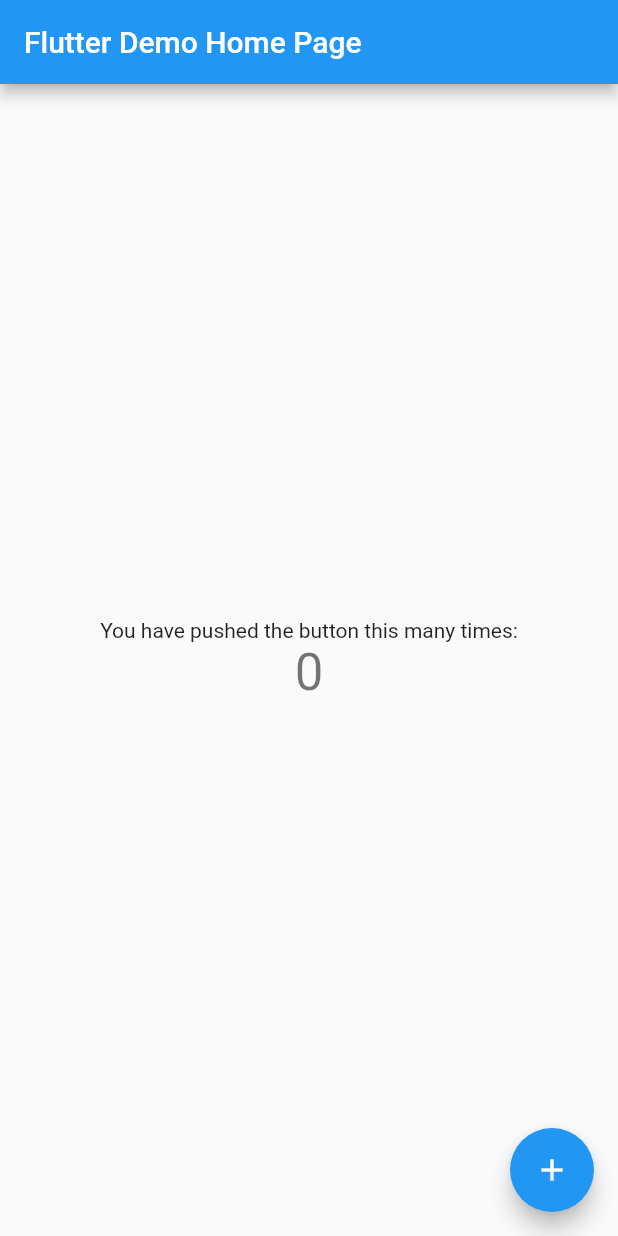
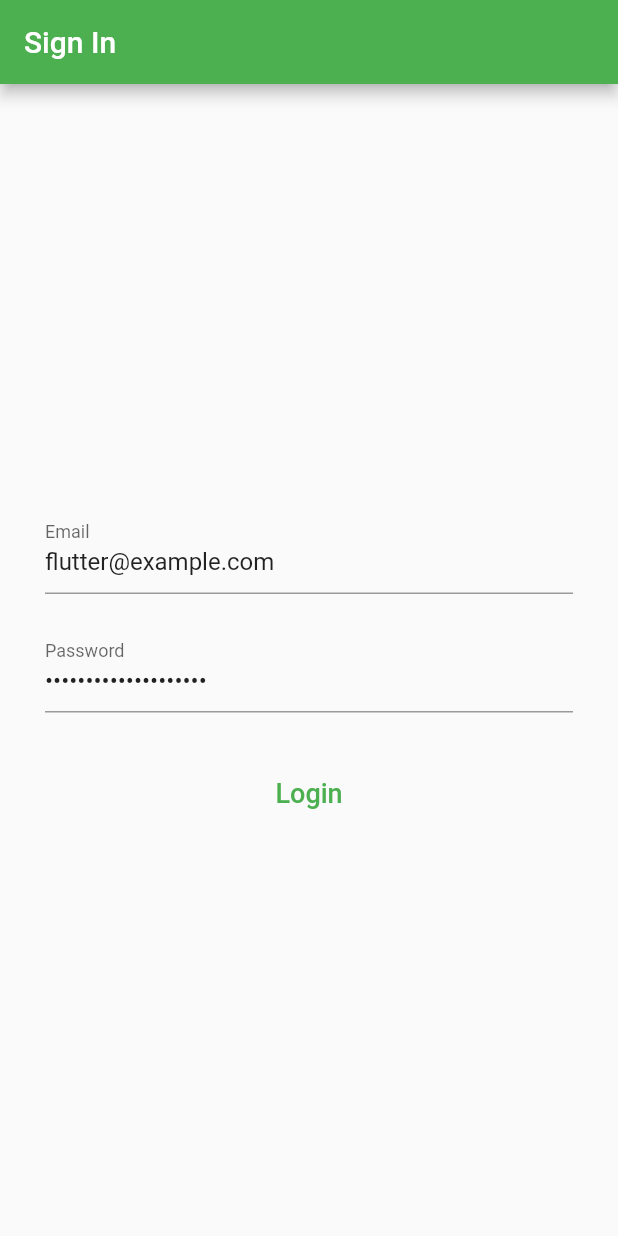
Before and after one commit to pavlyhabashy/vin-lookup, a Flutter app: the screen it shows after launch, on a phone screen of 412 x 824 dp. Run offline on Flutter 3.47's test engine with Material 2 defaults, Android fonts, the phone set to English and light mode, and no system bars.

Commit message:
Clean up template code and add sign in screen

```diff
--- a/lib/main.dart
+++ b/lib/main.dart
@@ -1,4 +1,5 @@
 import 'package:flutter/material.dart';
+import 'package:vin_lookup/screens/sign_in_screen.dart';
 
 void main() {
   runApp(const MyApp());
@@ -7,109 +8,15 @@ void main() {
 class MyApp extends StatelessWidget {
   const MyApp({Key? key}) : super(key: key);
 
-  // This widget is the root of your application.
   @override
   Widget build(BuildContext context) {
     return MaterialApp(
       title: 'Flutter Demo',
+      debugShowCheckedModeBanner: false,
       theme: ThemeData(
-        // This is the theme of your application.
-        //
-        // Try running your application with "flutter run". You'll see the
-        // application has a blue toolbar. Then, without quitting the app, try
-        // changing the primarySwatch below to Colors.green and then invoke
-        // "hot reload" (press "r" in the console where you ran "flutter run",
-        // or simply save your changes to "hot reload" in a Flutter IDE).
-        // Notice that the counter didn't reset back to zero; the application
-        // is not restarted.
-        primarySwatch: Colors.blue,
+        primarySwatch: Colors.green,
       ),
-      home: const MyHomePage(title: 'Flutter Demo Home Page'),
+      home: const SignInScreen(),
     );
   }
 }
-
-class MyHomePage extends StatefulWidget {
-  const MyHomePage({Key? key, required this.title}) : super(key: key);
-
-  // This widget is the home page of your application. It is stateful, meaning
-  // that it has a State object (defined below) that contains fields that affect
-  // how it looks.
-
-  // This class is the configuration for the state. It holds the values (in this
-  // case the title) provided by the parent (in this case the App widget) and
-  // used by the build method of the State. Fields in a Widget subclass are
-  // always marked "final".
-
-  final String title;
-
-  @override
-  State<MyHomePage> createState() => _MyHomePageState();
-}
-
-class _MyHomePageState extends State<MyHomePage> {
-  int _counter = 0;
-
-  void _incrementCounter() {
-    setState(() {
-      // This call to setState tells the Flutter framework that something has
-      // changed in this State, which causes it to rerun the build method below
-      // so that the display can reflect the updated values. If we changed
-      // _counter without calling setState(), then the build method would not be
-      // called again, and so nothing would appear to happen.
-      _counter++;
-    });
-  }
-
-  @override
-  Widget build(BuildContext context) {
-    // This method is rerun every time setState is called, for instance as done
-    // by the _incrementCounter method above.
-    //
-    // The Flutter framework has been optimized to make rerunning build methods
-    // fast, so that you can just rebuild anything that needs updating rather
-    // than having to individually change instances of widgets.
-    return Scaffold(
-      appBar: AppBar(
-        // Here we take the value from the MyHomePage object that was created by
-        // the App.build method, and use it to set our appbar title.
-        title: Text(widget.title),
-      ),
-      body: Center(
-        // Center is a layout widget. It takes a single child and positions it
-        // in the middle of the parent.
-        child: Column(
-          // Column is also a layout widget. It takes a list of children and
-          // arranges them vertically. By default, it sizes itself to fit its
-          // children horizontally, and tries to be as tall as its parent.
-          //
-          // Invoke "debug painting" (press "p" in the console, choose the
-          // "Toggle Debug Paint" action from the Flutter Inspector in Android
-          // Studio, or the "Toggle Debug Paint" command in Visual Studio Code)
-          // to see the wireframe for each widget.
-          //
-          // Column has various properties to control how it sizes itself and
-          // how it positions its children. Here we use mainAxisAlignment to
-          // center the children vertically; the main axis here is the vertical
-          // axis because Columns are vertical (the cross axis would be
-          // horizontal).
-          mainAxisAlignment: MainAxisAlignment.center,
-          children: <Widget>[
-            const Text(
-              'You have pushed the button this many times:',
-            ),
-            Text(
-              '$_counter',
-              style: Theme.of(context).textTheme.headline4,
-            ),
-          ],
-        ),
-      ),
-      floatingActionButton: FloatingActionButton(
-        onPressed: _incrementCounter,
-        tooltip: 'Increment',
-        child: const Icon(Icons.add),
-      ), // This trailing comma makes auto-formatting nicer for build methods.
-    );
-  }
-}
--- /dev/null
+++ b/lib/screens/sign_in_screen.dart
@@ -0,0 +1,159 @@
+import 'dart:convert';
+
+import 'package:flutter/material.dart';
+import 'package:flutter/services.dart';
+import 'package:http/http.dart' as http;
+
+class SignInScreen extends StatefulWidget {
+  const SignInScreen({Key? key}) : super(key: key);
+
+  @override
+  State<SignInScreen> createState() => _SignInScreenState();
+}
+
+class _SignInScreenState extends State<SignInScreen> {
+  final _formKey = GlobalKey<FormState>();
+  String _email = "flutter@example.com";
+  String _password = "Ox8CiV2eRIO72m19euLh";
+
+  _submit() async {
+    if (_formKey.currentState!.validate()) {
+      _formKey.currentState!.save();
+      var response = await login(_email, _password);
+      print(response.statusCode);
+
+      var json = jsonDecode(response.body);
+      print(json);
+      var id = json["data"]["id"].toString();
+      var auth = json["data"]["authentication_token"];
+
+      var userData = await getUser(id, auth);
+      print(userData.statusCode);
+      print(jsonDecode(userData.body));
+    }
+  }
+
+  Future<http.Response> login(String email, String password) {
+    return http.post(
+      Uri.parse('https://staff.dev.fixdapp.com/api/v2/session'),
+      headers: <String, String>{
+        'Content-Type': 'application/json;distance=mi;currency=USD',
+        'X-Endpoint-Version': '2019-06-20',
+        'X-Verbose-Response': 'true',
+        'Accept-Language': 'en-US',
+        'X-Key-Inflection': 'snake',
+      },
+      body: jsonEncode(<String, Object>{
+        "session": {
+          "email": email,
+          "password": password,
+        }
+      }),
+    );
+  }
+
+  Future<http.Response> getUser(String id, String auth) {
+    return http.get(
+      Uri.parse('https://staff.dev.fixdapp.com/api/v2/users/$id'),
+      headers: <String, String>{
+        'Authorization': 'Bearer $auth',
+        'Content-Type': 'application/json;distance=mi;currency=USD',
+        'X-Endpoint-Version': '2019-06-20',
+        'X-Verbose-Response': 'true',
+        'Accept-Language': 'en-US',
+        'X-Key-Inflection': 'snake',
+      },
+    );
+  }
+
+  @override
+  Widget build(BuildContext context) {
+    return FutureBuilder<http.Response>(
+        future: null,
+        builder: (context, snapshot) {
+          return GestureDetector(
+            onTap: () => FocusManager.instance.primaryFocus?.unfocus(),
+            child: Scaffold(
+              appBar: AppBar(
+                title: const Text("Sign In"),
+              ),
+              body: SizedBox(
+                height: MediaQuery.of(context).size.height,
+                child: Column(
+                  mainAxisAlignment: MainAxisAlignment.center,
+                  crossAxisAlignment: CrossAxisAlignment.center,
+                  children: <Widget>[
+                    Form(
+                      key: _formKey,
+                      child: Column(
+                        mainAxisSize: MainAxisSize.min,
+                        children: <Widget>[
+                          _buildEmailTF(),
+                          _buildPasswordTF(),
+                          const SizedBox(height: 20.0),
+                          SizedBox(
+                            width: 250.0,
+                            child: TextButton(
+                              onPressed: _submit,
+                              child: const Text(
+                                'Login',
+                                style: TextStyle(
+                                  fontSize: 18.0,
+                                ),
+                              ),
+                            ),
+                          ),
+                        ],
+                      ),
+                    ),
+                  ],
+                ),
+              ),
+            ),
+          );
+        });
+  }
+
+  Padding _buildPasswordTF() {
+    return Padding(
+      padding: const EdgeInsets.symmetric(
+        horizontal: 30.0,
+        vertical: 10.0,
+      ),
+      child: TextFormField(
+        initialValue: _password,
+        decoration: const InputDecoration(labelText: 'Password'),
+        validator: (input) =>
+            input!.length < 6 ? 'Must be at least 6 characters' : null,
+        onChanged: (input) => _password = input,
+        obscureText: true,
+        inputFormatters: [
+          FilteringTextInputFormatter.deny(RegExp(r'\s')),
+        ],
+      ),
+    );
+  }
+
+  Padding _buildEmailTF() {
+    return Padding(
+      padding: const EdgeInsets.symmetric(
+        horizontal: 30.0,
+        vertical: 10.0,
+      ),
+      child: TextFormField(
+        initialValue: _email,
+        decoration: const InputDecoration(labelText: 'Email'),
+        validator: (input) =>
+            !input!.contains('@') ? 'Please enter a valid email' : null,
+        onChanged: (input) => _email = input,
+        textInputAction: TextInputAction.next,
+        keyboardType: TextInputType.emailAddress,
+        autocorrect: false,
+        enableSuggestions: true,
+        inputFormatters: [
+          FilteringTextInputFormatter.deny(RegExp(r'\s')),
+        ],
+      ),
+    );
+  }
+}
```
